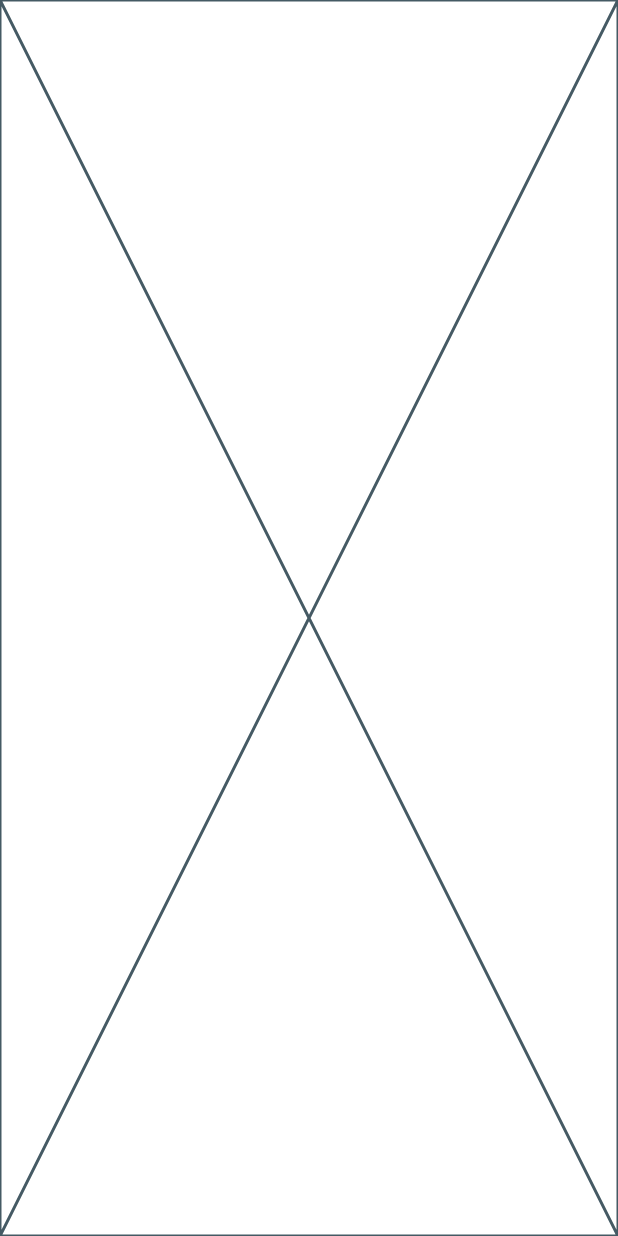
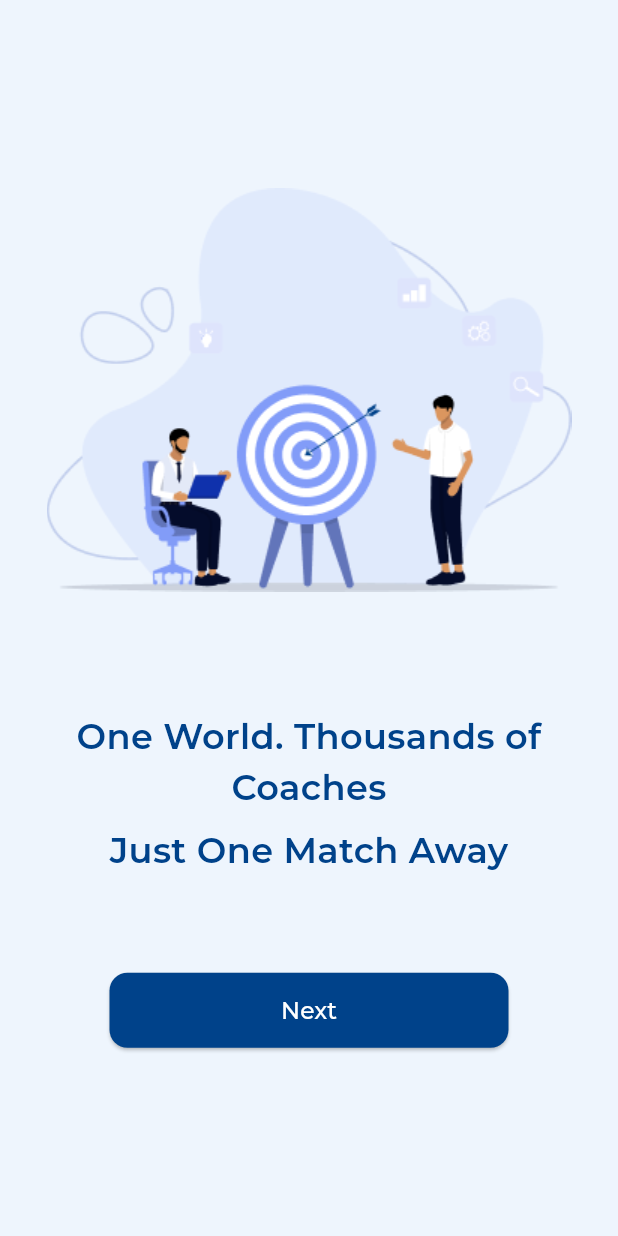
Before and after one commit to MdLimon123/Find-A-Coach, a Flutter app: the screen it shows after launch, on a phone screen of 412 x 824 dp. Run offline on Flutter 3.47's test engine with Material 3 defaults, Android fonts, the phone set to English and light mode, and no system bars; our stand-ins replace flutter_screenutil, flutter_spinkit, flutter_svg, get, image_cropper, image_picker and 2 more; project files that could hold a hidden picture were left out.

Commit message:
complete welcome screen

```diff
--- a/lib/utils/style.dart
+++ b/lib/utils/style.dart
@@ -10,7 +10,7 @@ class AppStyles {
         color: color,
         fontSize: 24.sp,
         letterSpacing: letterSpacing,
-        fontWeight: fontWeight ?? FontWeight.w400);
+        fontWeight: fontWeight ?? FontWeight.w600);
   }
 
   static TextStyle h2(
--- a/lib/views/screen/Splash/welcome_screen.dart
+++ b/lib/views/screen/Splash/welcome_screen.dart
@@ -1,4 +1,7 @@
 
+import 'package:find_me_a_coach/utils/app_colors.dart';
+import 'package:find_me_a_coach/utils/style.dart';
+import 'package:find_me_a_coach/views/base/custom_button.dart';
 import 'package:flutter/material.dart';
 
 
@@ -14,6 +17,30 @@ class _WelcomeScreenState extends State<WelcomeScreen> {
 
   @override
   Widget build(BuildContext context) {
-    return const Placeholder();
+    return Scaffold(
+      backgroundColor: AppColors.backgroundColor,
+      body: Column(
+        mainAxisAlignment: MainAxisAlignment.center,
+        crossAxisAlignment: CrossAxisAlignment.center,
+        children: [
+          Image.asset('assets/images/splash1.png'),
+          SizedBox(height: 80,),
+          Text('One World. Thousands of Coaches',
+          style: AppStyles.h1(color: AppColors.primaryColor,),
+          textAlign: TextAlign.center,),
+          SizedBox(height: 8,),
+          Text('Just One Match Away',
+            style: AppStyles.h1(color: AppColors.primaryColor,),
+            textAlign: TextAlign.center,),
+          SizedBox(height: 64,),
+          Padding(
+            padding: const EdgeInsets.symmetric(horizontal: 73),
+            child: CustomButton(onTap: (){},
+                text: "Next"),
+          )
+
+        ],
+      ),
+    );
   }
 }
```
